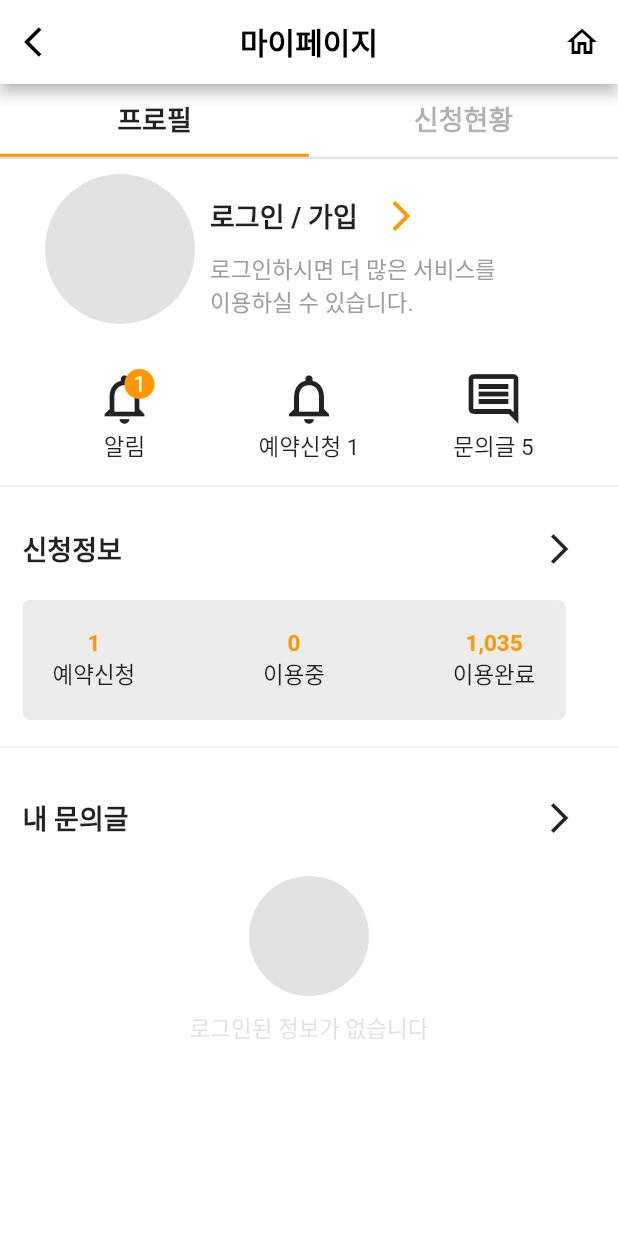
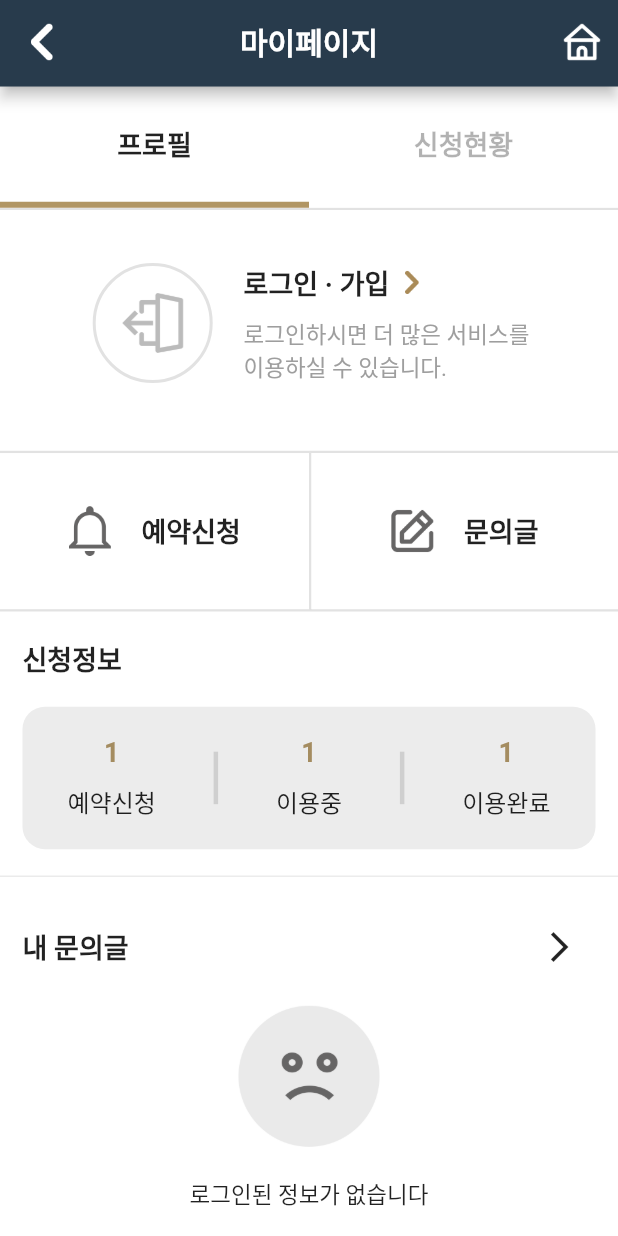
Before and after one commit to hoheehohee/exhibition_guide_app, a Flutter app: the MyPageView screen opened directly, on a phone screen of 412 x 824 dp. Run offline on Flutter 3.47's test engine with Material 2 defaults, Android fonts, the phone set to English and light mode, and no system bars; our stand-ins replace audioplayers, better_player, cached_network_image, carousel_slider, dio, get and 3 more; missing offline and left inert: barcode_scan, beacons_plugin, flutter_kakao_login, flutter_login_facebook, flutter_naver_login, image_ink_well; accounts and stored records are empty; statements that could not run were skipped.

Commit message:
[feature]: 비로그인 UI

```diff
--- a/lib/crm/notice_list_view.dart
+++ b/lib/crm/notice_list_view.dart
@@ -60,7 +60,6 @@ class _NoticeListViewState extends State<NoticeListView> {
                   ),
                   child: InkWell(
                     onTap: () {
-                      print("### tap");
                       Get.to(NoticeDetailView(1), transition: Transition.fadeIn);
                     },
                     child: Row(
--- a/lib/mypage/mypage_view.dart
+++ b/lib/mypage/mypage_view.dart
@@ -1,3 +1,4 @@
+import 'package:exhibition_guide_app/commons/custom_default_appbar.dart';
 import 'package:exhibition_guide_app/main/main_view.dart';
 import 'package:exhibition_guide_app/mypage/profile_vilew.dart';
 import 'package:flutter/material.dart';
@@ -14,6 +15,10 @@ class MyPageView extends StatefulWidget {
 class _MyPageViewState extends State<MyPageView> {
   int tabIndex;
 
+  var mqd;
+  var mqw;
+  var mqh;
+
   @override
   void initState() {
     // TODO: implement initState
@@ -23,8 +28,15 @@ class _MyPageViewState extends State<MyPageView> {
 
   @override
   Widget build(BuildContext context) {
+    mqd = MediaQuery.of(context);
+    mqw = mqd.size.width;
+    mqh = mqd.size.height;
+
     return Scaffold(
-      appBar: _appBar(),
+      appBar: PreferredSize(
+          preferredSize: Size.fromHeight(mqd.size.height * 0.07),
+          child: CustomDefaultAppbar(title: '마이페이지')
+      ),
       body: Center(
           child: Container(
               color: Colors.white,
@@ -37,7 +49,7 @@ class _MyPageViewState extends State<MyPageView> {
                       crossAxisAlignment: CrossAxisAlignment.center,
                       children: [
                         Container(
-                            height: 50,
+                            height: mqh * 0.1,
                             width: double.infinity,
                             decoration: BoxDecoration(
                                 border: Border(
@@ -56,36 +68,12 @@ class _MyPageViewState extends State<MyPageView> {
                       ])))),
     );
   }
-
-  Widget _appBar() {
-    return AppBar(
-        title: Text("마이페이지"),
-        leading: Builder(
-            builder: (BuildContext context) => (IconButton(
-                icon: Icon(Icons.arrow_back_ios), onPressed: () {
-              Get.back();
-            }))),
-        actions: [
-          IconButton(
-            padding: EdgeInsets.zero,
-            icon: Icon(Icons.home_outlined),
-            onPressed: () {
-              Get.offAll(
-                  MainView(),
-                  transition: Transition.fadeIn
-              );
-            },
-          )
-        ]
-    );
-  }
-
   // 프로필, 신청현황
   Widget _tabBar() {
     return TabBar(
-        unselectedLabelColor:
-        Colors.black.withOpacity(0.3),
-        indicatorColor: Colors.orange,
+        unselectedLabelColor: Colors.black.withOpacity(0.3),
+        indicatorColor: Color(0xffB19664),
+        indicatorWeight: mqw * 0.01,
         onTap: (index) {
           setState(() {
             tabIndex = index;
--- a/lib/mypage/profile_vilew.dart
+++ b/lib/mypage/profile_vilew.dart
@@ -13,6 +13,10 @@ class ProfileView extends StatefulWidget {
 }
 
 class _ProfileViewState extends State<ProfileView> {
+  var mqd;
+  var mqw;
+  var mqh;
+
   SocialProvider _social;
 
   @override
@@ -51,6 +55,10 @@ class _ProfileViewState extends State<ProfileView> {
 
   @override
   Widget build(BuildContext context) {
+    mqd = MediaQuery.of(context);
+    mqw = mqd.size.width;
+    mqh = mqd.size.height;
+
     _social = Provider.of<SocialProvider>(context);
     return Container(
         color: Colors.white,
@@ -64,7 +72,7 @@ class _ProfileViewState extends State<ProfileView> {
             : _notLogin(),  // 비로그인 시
             SizedBox(height: 20,),
             _buttonGroup(), // 알림, 예약신청, 문의글 버튼 그룹
-            Divider(color: Colors.grey.withOpacity(0.3),),
+            // Divider(color: Colors.grey.withOpacity(0.3),),
             Container(
               padding: EdgeInsets.symmetric(vertical: 10, horizontal: 15),
               child: _applicationInformation()  // 신청정보
@@ -134,23 +142,29 @@ class _ProfileViewState extends State<ProfileView> {
   }
 
   Widget _notLogin() {
-    return Row(
+    return Container(
+      padding: EdgeInsets.symmetric(vertical: mqh * 0.03),
+      child: InkWell(
+        onTap: () {
+          print("#### onTap");
+        },
+        child: Row(
           mainAxisAlignment: MainAxisAlignment.start,
           crossAxisAlignment: CrossAxisAlignment.center,
           children: [
             Container(
-            height: 100,
-            width: 100,
-            margin: EdgeInsets.only(left: 30, right: 10),
+              height: 80,
+              width: 80,
+              margin: EdgeInsets.only(left: mqw * 0.15, right: mqw * 0.05),
               decoration: BoxDecoration(
-              color: Colors.grey.withOpacity(0.3),
-              borderRadius: BorderRadius.circular(50),
+                // color: Colors.green,
+                borderRadius: BorderRadius.circular(100.0),
+                border: Border.all(color: Colors.grey.withOpacity(0.3), width: 2),
               ),
-
-            // child: ClipRRect(
-            //     borderRadius: BorderRadius.circular(50),
-            //     child: Image.asset("assets/images/profile_sample.jpeg", fit: BoxFit.fill,)
-            // )
+              child: Align(
+                alignment: Alignment.center,
+                child: Image.asset("assets/images/icon/icon-login-g.png", width: mqw * 0.1, fit: BoxFit.fitWidth,),
+              ),
             ),
             Column(
               mainAxisAlignment: MainAxisAlignment.start,
@@ -158,137 +172,98 @@ class _ProfileViewState extends State<ProfileView> {
               children: [
                 Row(
                   children: [
-                Text('로그인 / 가입', style: TextStyle(fontSize: 18, fontWeight: FontWeight.bold)),
-                Padding(
-                    padding: EdgeInsets.symmetric(horizontal: 5),
-                    child: Material(
-                      color: Colors.white,
-                      child: IconButton(
-                        splashRadius: 20,
-                        onPressed: () {
-                          Get.dialog(
-                            LoginDialogView(),
-                          );
-                        },
-                        icon: Icon(Icons.arrow_forward_ios, color: Colors.orange),
+                    Text('로그인 · 가입', style: TextStyle(fontSize: 18, fontWeight: FontWeight.bold)),
+                    SizedBox(width: 10,),
+                    Image.asset("assets/images/icon/icon-login-arrow.png", height: mqh * 0.02,)
+                  ],
                 ),
-                    )
+                SizedBox(height: 10),
+                Text('로그인하시면 더 많은 서비스를\n이용하실 수 있습니다.', style: TextStyle(color: Colors.grey)),
+                // SizedBox(height: 10),
+              ],
             )
           ],
         ),
-            // SizedBox(height: 5),
-            Text('로그인하시면 더 많은 서비스를\n이용하실 수 있습니다.', style: TextStyle(color: Colors.grey)),
-          ],
       )
-      ],
     );
   }
 
   Widget _buttonGroup() {
     return Row(
-      mainAxisAlignment: MainAxisAlignment.spaceEvenly,
+      mainAxisAlignment: MainAxisAlignment.spaceBetween,
       crossAxisAlignment: CrossAxisAlignment.center,
       children: [
-        Material(
-            color: Colors.white,
+        Expanded(
+          flex: 1,
           child: InkWell(
-                borderRadius: BorderRadius.circular(50),
-                onTap: () {},
+            onTap: () {
+              print("### 예약신청");
+            },
             child: Container(
-                  width: 80,
-                  height: 80,
-                  padding: EdgeInsets.symmetric(vertical: 10),
-                  child: Column(
+              height: mqh * 0.13,
+              decoration: BoxDecoration(
+                  border: Border.symmetric(
+                    horizontal: BorderSide(width: 1.5, color: Colors.grey.withOpacity(0.3)),
+                  )
+              ),
+              child: Row(
+                mainAxisAlignment: MainAxisAlignment.center,
                 children: [
-                      Stack(
-                        children: [
-                          Icon(Icons.notifications_none, size: 40,),
-                          Positioned(
-                              top: 0,
-                              right: 0,
-                              child: Container(
-                                  height: 20,
-                                  width: 20,
-                                  decoration: BoxDecoration(
-                                    color: Colors.orange,
-                                    borderRadius: BorderRadius.circular(30),
-                                  ),
-                                  child: Center(child: Text('1', style: TextStyle(color: Colors.white)))
-                              )
-                          )
+                  Image.asset("assets/images/icon/icon-alarm-g.png", width: mqw * 0.07,),
+                  SizedBox(width: 20,),
+                  Text("예약신청", style: TextStyle(fontSize: 18, fontWeight: FontWeight.bold),)
                 ],
               ),
-                      Center(child: Text('알림', textAlign: TextAlign.center,))
+            ),
+          )
+        ),
+        Expanded(
+          flex: 1,
+          child: InkWell(
+            onTap: () {
+              print("### 문의글");
+            },
+            child: Container(
+              height: mqh * 0.13,
+              decoration: BoxDecoration(
+                  border: Border(
+                    top: BorderSide(width: 1.5, color: Colors.grey.withOpacity(0.3)),
+                    bottom: BorderSide(width: 1.5, color: Colors.grey.withOpacity(0.3)),
+                    left: BorderSide(width: 1.5, color: Colors.grey.withOpacity(0.3)),
+                  )
+              ),
+              child: Row(
+                mainAxisAlignment: MainAxisAlignment.center,
+                children: [
+                  Image.asset("assets/images/icon/icon-edit.png", width: mqw * 0.07,),
+                  SizedBox(width: 20,),
+                  Text("문의글", style: TextStyle(fontSize: 18, fontWeight: FontWeight.bold),)
                 ],
+              ),
             ),
           )
         )
-        ),
-        Material(
-            color: Colors.white,
-            child: InkWell(
-                borderRadius: BorderRadius.circular(50),
-                onTap: () {},
-                child: Container(
-                  width: 80,
-                  height: 80,
-                  padding: EdgeInsets.symmetric(vertical: 10),
-                  child: Column(
-                    children: [
-                      Icon(Icons.notifications_none, size: 40,),
-                      Center(child: Text('예약신청 1', textAlign: TextAlign.center,))
-                    ],
-                  ),
-                )
-            )
-        ),
-        Material(
-            color: Colors.white,
-            child: InkWell(
-                borderRadius: BorderRadius.circular(50),
-                onTap: () {},
-                child: Container(
-                  width: 80,
-                  height: 80,
-                  padding: EdgeInsets.symmetric(vertical: 10),
-                  child: Column(
-                    children: [
-                      Icon(Icons.comment_outlined, size: 40,),
-                      Center(child: Text('문의글 5', textAlign: TextAlign.center,))
-                    ],
-                  ),
-                )
-            )
-        ),
-      ],
+      ]
     );
   }
 
   Widget _applicationInformation() {
     return Column(
       mainAxisAlignment: MainAxisAlignment.start,
+      crossAxisAlignment: CrossAxisAlignment.start,
       children: [
-        Row(
-          mainAxisAlignment: MainAxisAlignment.spaceBetween,
-          children: [
-            Text('신청정보', style: TextStyle(fontSize: 18, fontWeight: FontWeight.bold)),
-            Material(
-                color: Colors.white,
-                child: IconButton(
-                  splashRadius: 20,
-                  onPressed: () {},
-                  icon: Icon(Icons.arrow_forward_ios),
-                )
-            )
-          ],
+        Container(
+          margin: EdgeInsets.symmetric(vertical: mqw * 0.02),
+          child: Text('신청정보', style: TextStyle(fontSize: 18, fontWeight: FontWeight.bold)),
         ),
         Container(
-          margin: EdgeInsets.only(top: 10, right: 20),
-          padding: EdgeInsets.all(20),
+          margin: EdgeInsets.only(top: 10),
+          padding: EdgeInsets.symmetric(vertical: 20, horizontal: 30),
           decoration: BoxDecoration(
               color: Colors.grey.withOpacity(0.2),
-              borderRadius: BorderRadius.circular(5)
+              borderRadius: BorderRadius.circular(15)
           ),
+          child: IntrinsicHeight(
             child: Row(
               mainAxisAlignment: MainAxisAlignment.spaceBetween,
               crossAxisAlignment: CrossAxisAlignment.center,
@@ -296,28 +271,32 @@ class _ProfileViewState extends State<ProfileView> {
                 Column(
                   mainAxisAlignment: MainAxisAlignment.spaceEvenly,
                   children: [
-                  Text('1', style: TextStyle(color: Colors.orange, fontWeight: FontWeight.bold)),
-                  Text('예약신청')
+                    Text('1', style: TextStyle(color: Color(0xffA48C60), fontWeight: FontWeight.bold, fontSize: 18)),
+                    SizedBox(height: 10,),
+                    Text('예약신청', style: TextStyle(fontSize: 16),)
                   ],
                 ),
-              VerticalDivider(color: Colors.black12),
+                VerticalDivider(color: Colors.black12, thickness: 3, indent: 10, endIndent: 10,),
                 Column(
                   mainAxisAlignment: MainAxisAlignment.spaceEvenly,
                   children: [
-                  Text('0', style: TextStyle(color: Colors.orange, fontWeight: FontWeight.bold)),
-                  Text('이용중')
+                    Text('1', style: TextStyle(color: Color(0xffA48C60), fontWeight: FontWeight.bold, fontSize: 18)),
+                    SizedBox(height: 10,),
+                    Text('이용중', style: TextStyle(fontSize: 16),)
                   ],
                 ),
-              VerticalDivider(color: Colors.black12),
+                VerticalDivider(color: Colors.black12, thickness: 3, indent: 10, endIndent: 10,),
                 Column(
                   mainAxisAlignment: MainAxisAlignment.spaceEvenly,
                   children: [
-                  Text('1,035', style: TextStyle(color: Colors.orange, fontWeight: FontWeight.bold)),
-                  Text('이용완료')
+                    Text('1', style: TextStyle(color: Color(0xffA48C60), fontWeight: FontWeight.bold, fontSize: 18)),
+                    SizedBox(height: 10,),
+                    Text('이용완료', style: TextStyle(fontSize: 16),)
                   ],
                 ),
               ],
             ),
+          )
         ),
       ],
     );
@@ -330,20 +309,16 @@ class _ProfileViewState extends State<ProfileView> {
     }
 
     return Center(
+        child: Container(
+          margin: EdgeInsets.only(bottom: mqh * 0.08),
           child: Column(
             crossAxisAlignment: CrossAxisAlignment.center,
             children: [
-            Container(
-              width: 80,
-              height: 80,
-              margin: EdgeInsets.only(bottom: 10),
-              decoration: BoxDecoration(
-                  color: Colors.grey.withOpacity(0.3),
-                  borderRadius: BorderRadius.circular(50)
+              Image.asset("assets/images/icon/icon-no-data.png", width: mqw * 0.23,),
+              SizedBox(height: 20,),
+              Text('로그인된 정보가 없습니다')
+            ],
           ),
-            ),
-            Text('로그인된 정보가 없습니다', style: TextStyle(color: Colors.grey.withOpacity(0.3)),)
-          ],
         )
     );
   }
```
Also changed, not shown: assets/images/icon/icon-alarm-g.png (added), assets/images/icon/icon-edit.png (added), assets/images/icon/icon-login-arrow-2.png (added), assets/images/icon/icon-login-arrow.png (added), assets/images/icon/icon-login-g.png (added), assets/images/icon/icon-no-data.png (added). Lines whose indentation alone changed are shown as unchanged.
